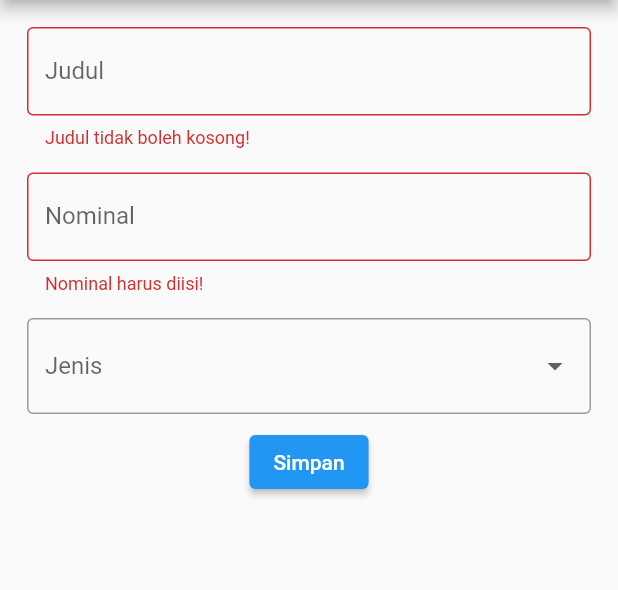
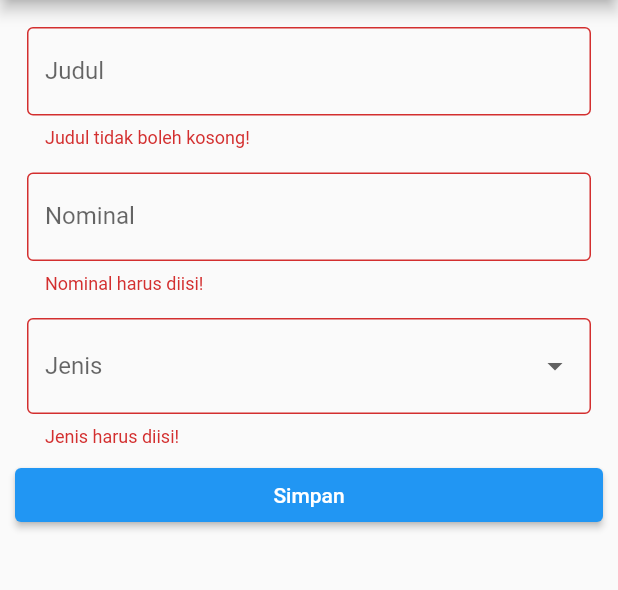
Before and after one commit to naufalweise/pbp-flutter-lab, a Flutter app: the AddBudgetPage screen opened by its route, after a tap on "Simpan", on a phone screen of 412 x 824 dp, the part 84-674 px from its top. Run offline on Flutter 3.47's test engine with Material 2 defaults, Android fonts, the phone set to English and light mode, and no system bars.

Commit message:
Add validation jenis & fix overflow size

```diff
--- a/counter_7/lib/pages/add_budget_page.dart
+++ b/counter_7/lib/pages/add_budget_page.dart
@@ -4,8 +4,8 @@ import 'package:flutter/material.dart';
 import 'package:flutter/services.dart';
 
 class AddBudgetPage extends StatefulWidget {
-  AddBudgetPage({super.key, required this.addBudget});
-  void Function(Budget budget) addBudget;
+  const AddBudgetPage({super.key, required this.addBudget});
+  final void Function(Budget budget) addBudget;
 
   @override
   State<StatefulWidget> createState() => _AddBudgetPageState();
@@ -14,21 +14,21 @@ class AddBudgetPage extends StatefulWidget {
 class _AddBudgetPageState extends State<AddBudgetPage> {
   final GlobalKey<FormState> _formKey = GlobalKey<FormState>();
   bool _formChanged = false;
-  Budget _newBudget = Budget.fromUserInput();
+  final Budget _newBudget = Budget.fromUserInput();
 
   @override
   Widget build(BuildContext context) {
     return Scaffold(
       appBar: AppBar(
-        title: Text("Form Budget"),
+        title: const Text("Form Budget"),
       ),
-      drawer: AppMenu(),
+      drawer: const AppMenu(),
       body: Padding(
-        padding: EdgeInsets.all(10),
+        padding: const EdgeInsets.all(10),
         child: Form(
             key: _formKey,
             onChanged: _onFormChange,
-            child: Column(
+            child: ListView(
               children: [
                 Padding(
                   padding: const EdgeInsets.all(8.0),
@@ -88,6 +88,12 @@ class _AddBudgetPageState extends State<AddBudgetPage> {
                           _newBudget.type = e!;
                         });
                       },
+                    validator: (e) {
+                        if (e == null) {
+                          return "Jenis harus diisi!";
+                        }
+                        return null;
+                    },
                   ),
                 ),
                 ElevatedButton(
@@ -105,6 +111,7 @@ class _AddBudgetPageState extends State<AddBudgetPage> {
   void _onSubmitBtnPressed() {
     if (_formKey.currentState!.validate()) {
       _handleAddNewBudget();
+
     }
   }
 
```
